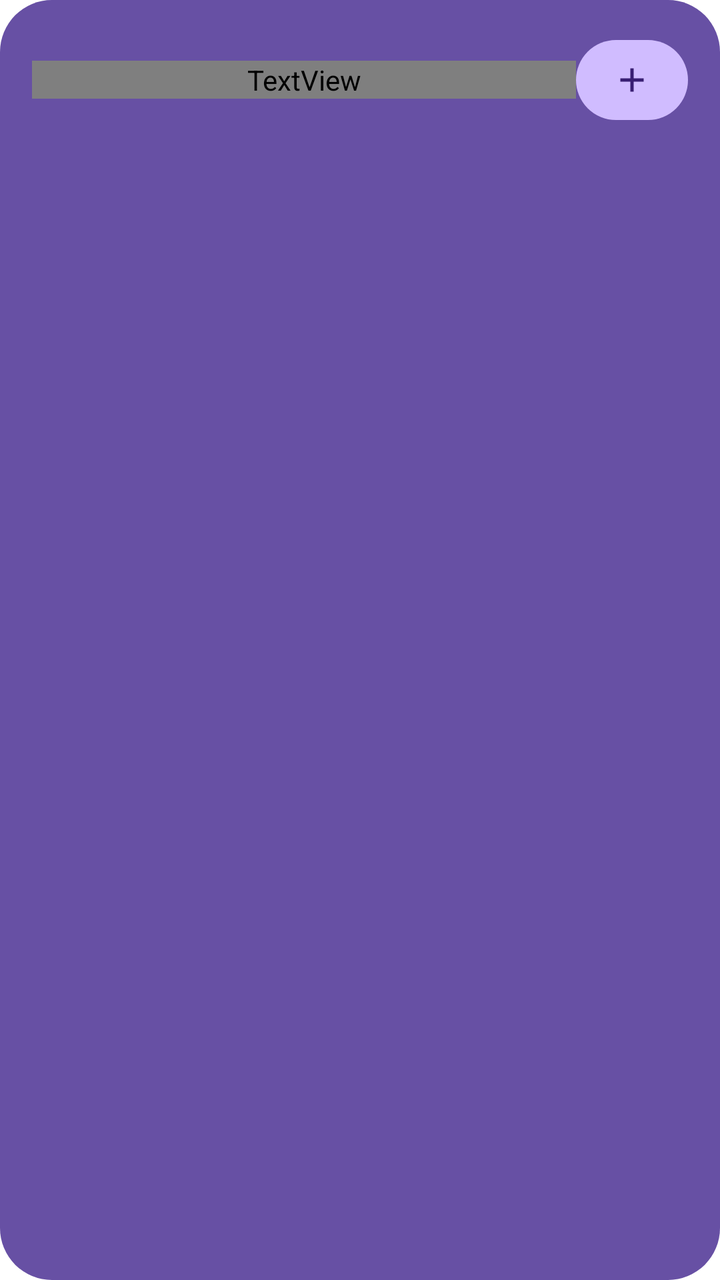
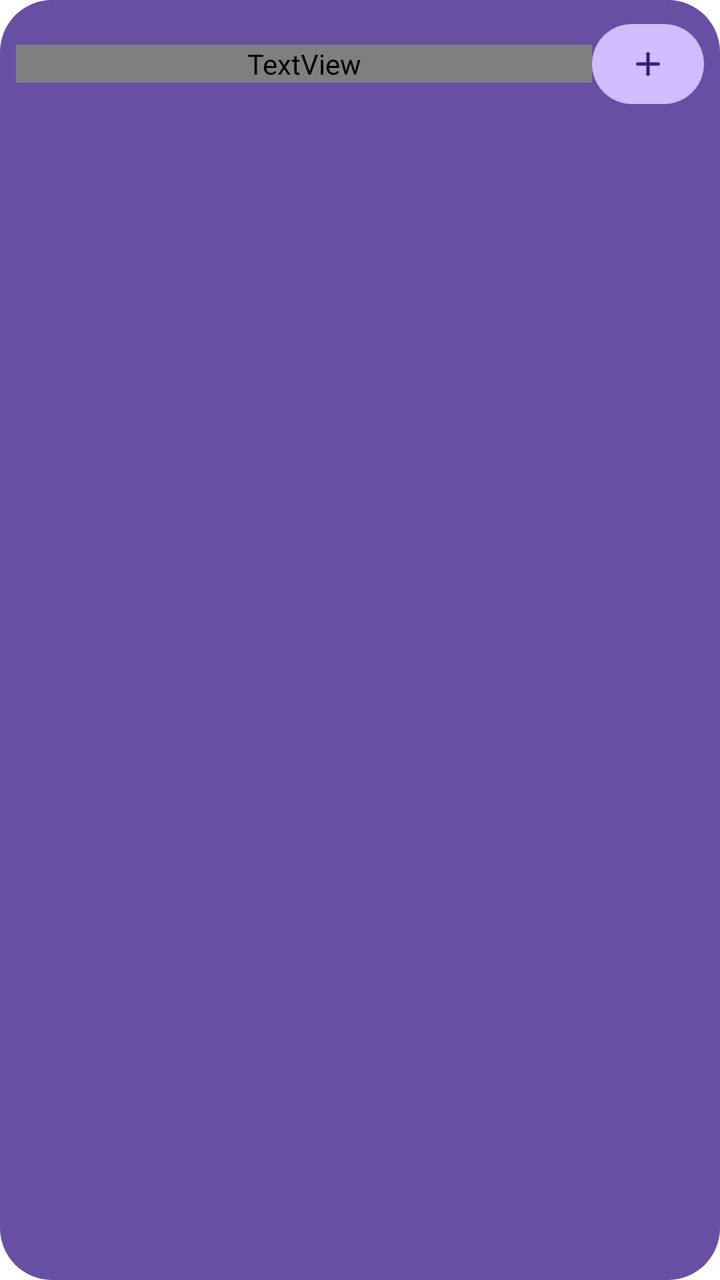

The first picture is an Android layout as it rendered before a commit; the second is the same layout after the commit. The layout source and the unified diff follow.
<!-- AndroidManifest.xml: fallback theme Theme.MaterialComponents.DayNight.NoActionBar -->
<!-- res/layout/tasks_widget.xml -->
<LinearLayout xmlns:android="http://schemas.android.com/apk/res/android"
    android:id="@+id/widget_root"
    android:layout_width="match_parent"
    android:layout_height="match_parent"
    android:background="@drawable/tasks_widget_background"
    android:gravity="center_vertical"
    android:orientation="vertical"
    android:padding="16dp">

    <LinearLayout
        android:layout_width="match_parent"
        android:layout_height="48dp"
        android:gravity="center_vertical"
        android:orientation="horizontal">

        <TextView
            android:id="@+id/widget_title"
            android:layout_width="0dp"
            android:layout_height="wrap_content"
            android:layout_weight="1"
            android:ellipsize="end"
            android:fontFamily="sans"
            android:maxLines="1"
            android:text="@string/shortcut_tasks_short"
            android:textColor="#FFFFFFFF"
            android:textSize="18sp"
            android:textStyle="bold" />

        <ImageButton
            android:id="@+id/widget_add"
            android:layout_width="56dp"
            android:layout_height="40dp"
            android:background="@drawable/tasks_widget_add_background"
            android:contentDescription="Add task"
            android:padding="10dp"
            android:scaleType="centerInside"
            android:src="@drawable/widget_add" />
    </LinearLayout>

    <FrameLayout
        android:layout_width="match_parent"
        android:layout_height="0dp"
        android:layout_weight="1">

        <ListView
            android:id="@+id/widget_task_list"
            android:layout_width="match_parent"
            android:layout_height="match_parent"
            android:clipToPadding="false"
            android:divider="@android:color/transparent"
            android:dividerHeight="0dp"
            android:footerDividersEnabled="false"
            android:headerDividersEnabled="false"
            android:overScrollMode="never"
            android:scrollbars="none" />

        <TextView
            android:id="@+id/widget_empty"
            android:layout_width="match_parent"
            android:layout_height="match_parent"
            android:fontFamily="sans"
            android:gravity="center"
            android:text="@string/widget_empty_tasks"
            android:textColor="#FFFFFFFF"
            android:textSize="14sp"
            android:visibility="gone" />
    </FrameLayout>
</LinearLayout>
<!-- resources referenced by this layout -->
<resources>
  <!-- drawable tasks_widget_add_background (drawable) -->
  <shape xmlns:android="http://schemas.android.com/apk/res/android" android:shape="rectangle">
      <solid android:color="#FFD0BCFF" />
      <corners android:radius="24dp" />
  </shape>
  <!-- drawable tasks_widget_background (drawable) -->
  <shape xmlns:android="http://schemas.android.com/apk/res/android" android:shape="rectangle">
      <solid android:color="#FF6750A4" />
      <corners android:radius="26dp" />
  </shape>
  <!-- drawable widget_add (drawable) -->
  <vector xmlns:android="http://schemas.android.com/apk/res/android"
      android:width="24dp"
      android:height="24dp"
      android:viewportWidth="24"
      android:viewportHeight="24">
      <path
          android:fillColor="#FF381E72"
          android:pathData="M19,13h-6v6h-2v-6H5v-2h6V5h2v6h6v2z" />
  </vector>
  <string name="shortcut_tasks_short">Tasks</string>
  <string name="widget_empty_tasks">No tasks yet</string>
</resources>

<!-- the commit's change to res/layout/tasks_widget.xml (unified diff, before → after) -->
@@ -5,7 +5,7 @@
     android:background="@drawable/tasks_widget_background"
     android:gravity="center_vertical"
     android:orientation="vertical"
-    android:padding="16dp">
+    android:padding="8dp">
 
     <LinearLayout
         android:layout_width="match_parent"
